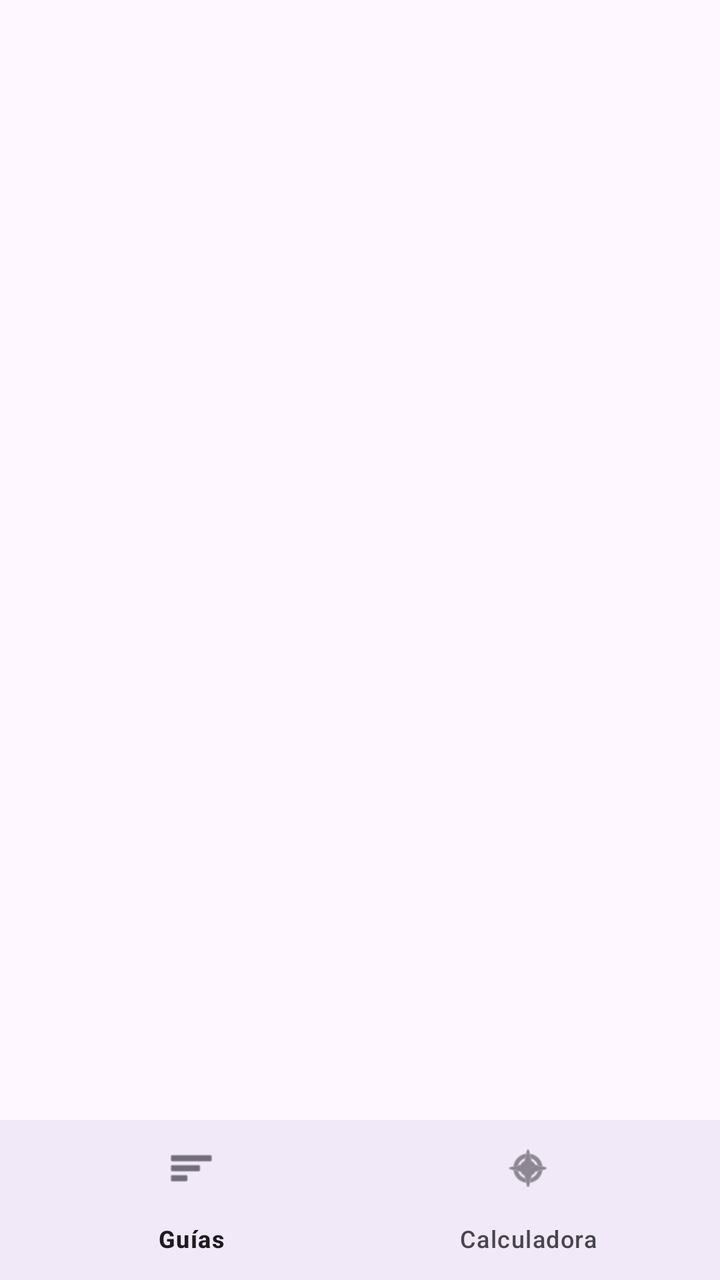
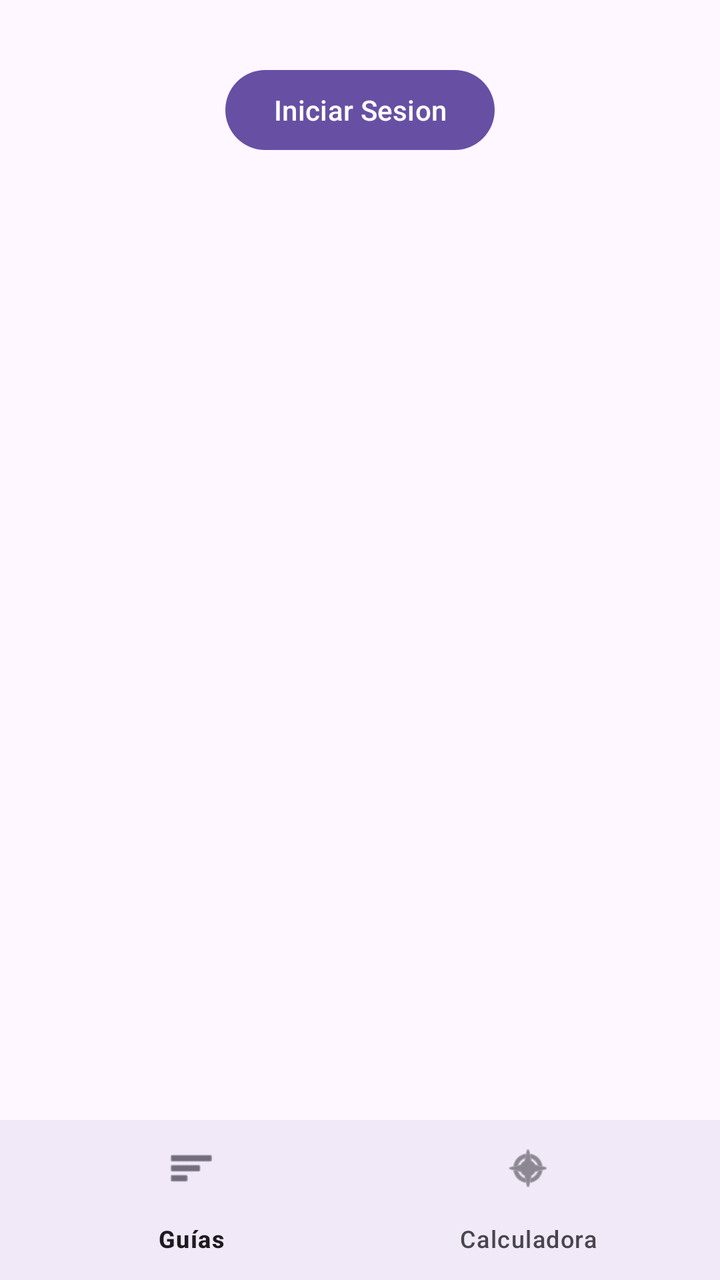

Before-and-after screenshots of an Android layout around one commit, followed by the original layout XML and the change that was made.
<!-- AndroidManifest.xml: application theme Theme.MyApp -->
<!-- res/layout/activity_main.xml -->
<?xml version="1.0" encoding="utf-8"?>
<RelativeLayout xmlns:android="http://schemas.android.com/apk/res/android"
    xmlns:app="http://schemas.android.com/apk/res-auto"
    android:layout_width="match_parent"
    android:layout_height="match_parent">


    <FrameLayout
        android:id="@+id/fragment_container"
        android:layout_width="match_parent"
        android:layout_height="match_parent"
        android:layout_above="@id/bottom_navigation" />

    <com.google.android.material.bottomnavigation.BottomNavigationView
        android:id="@+id/bottom_navigation"
        android:layout_width="match_parent"
        android:layout_height="wrap_content"
        android:layout_alignParentBottom="true"
        android:background="?android:attr/windowBackground"
        app:menu="@menu/bottom_nav_menu" />
</RelativeLayout>
<!-- resources referenced by this layout -->
<resources>
  <style name="Theme.MyApp" parent="Base.Theme.MyApp" />
  <style name="Base.Theme.MyApp" parent="Theme.Material3.DayNight.NoActionBar">
          
          
      </style>
</resources>

<!-- the commit's change to res/layout/activity_main.xml (unified diff, before → after) -->
@@ -3,13 +3,38 @@
     xmlns:app="http://schemas.android.com/apk/res-auto"
     android:layout_width="match_parent"
     android:layout_height="match_parent">
+    
 
+
+    <LinearLayout
+        android:layout_width="match_parent"
+        android:layout_height="wrap_content"
+        android:layout_marginTop="15dp"
+        android:gravity="center"
+        android:orientation="horizontal"
+        android:padding="16dp">
+
+        <Button
+            android:id="@+id/boton_iniciar_sesion"
+            android:layout_width="wrap_content"
+            android:layout_height="wrap_content"
+            android:text="@string/boton_login" />
+
+        <Button
+            android:id="@+id/boton_mapa"
+            android:layout_width="wrap_content"
+            android:layout_height="wrap_content"
+            android:text="@string/boton_mapa"
+            android:visibility="gone" />
+
+    </LinearLayout>
 
     <FrameLayout
         android:id="@+id/fragment_container"
         android:layout_width="match_parent"
-        android:layout_height="match_parent"
-        android:layout_above="@id/bottom_navigation" />
+        android:layout_height="546dp"
+        android:layout_above="@id/bottom_navigation"
+        android:layout_marginBottom="2dp" />
 
     <com.google.android.material.bottomnavigation.BottomNavigationView
         android:id="@+id/bottom_navigation"
<!-- resource entries referenced after the edit -->
@@ -1,5 +1,7 @@
 <!-- resources referenced by this layout -->
 <resources>
+  <string name="boton_login">Iniciar Sesion</string>
+  <string name="boton_mapa">Ver mapa de contactos</string>
   <style name="Theme.MyApp" parent="Base.Theme.MyApp" />
   <style name="Base.Theme.MyApp" parent="Theme.Material3.DayNight.NoActionBar">
           
